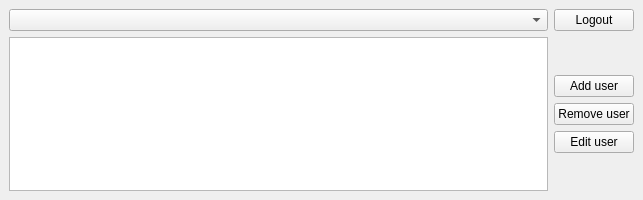
First picture: the form in gui/dbmenager_dockwidget_base.ui, repository Hubz44/DBMenager, before the edit.
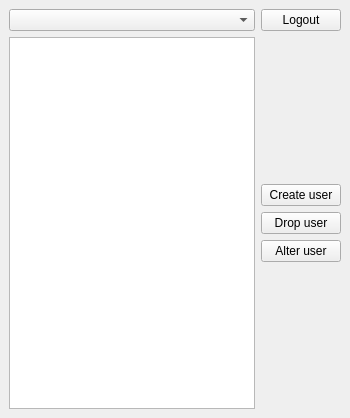
Second picture: the form after the edit.

Commit message: added alter user and drop user

Diff of the .ui file:
```diff
--- a/gui/dbmenager_dockwidget_base.ui
+++ b/gui/dbmenager_dockwidget_base.ui
@@ -6,10 +6,16 @@
    <rect>
     <x>0</x>
     <y>0</y>
-    <width>643</width>
-    <height>200</height>
+    <width>350</width>
+    <height>418</height>
    </rect>
   </property>
+  <property name="minimumSize">
+   <size>
+    <width>208</width>
+    <height>418</height>
+   </size>
+  </property>
   <property name="features">
    <set>QDockWidget::DockWidgetFloatable|QDockWidget::DockWidgetMovable</set>
   </property>
@@ -36,21 +42,21 @@
       <item>
        <widget class="QPushButton" name="addUserBttn">
         <property name="text">
-         <string>Add user</string>
+         <string>Create user</string>
         </property>
        </widget>
       </item>
       <item>
        <widget class="QPushButton" name="removeUserBttn">
         <property name="text">
-         <string>Remove user</string>
+         <string>Drop user</string>
         </property>
        </widget>
       </item>
       <item>
        <widget class="QPushButton" name="editUserBttn">
         <property name="text">
-         <string>Edit user</string>
+         <string>Alter user</string>
         </property>
        </widget>
       </item>
```
Left out of the diff: 6 changed lines with no effect on the pictures. The commit also changes 4 other files.
